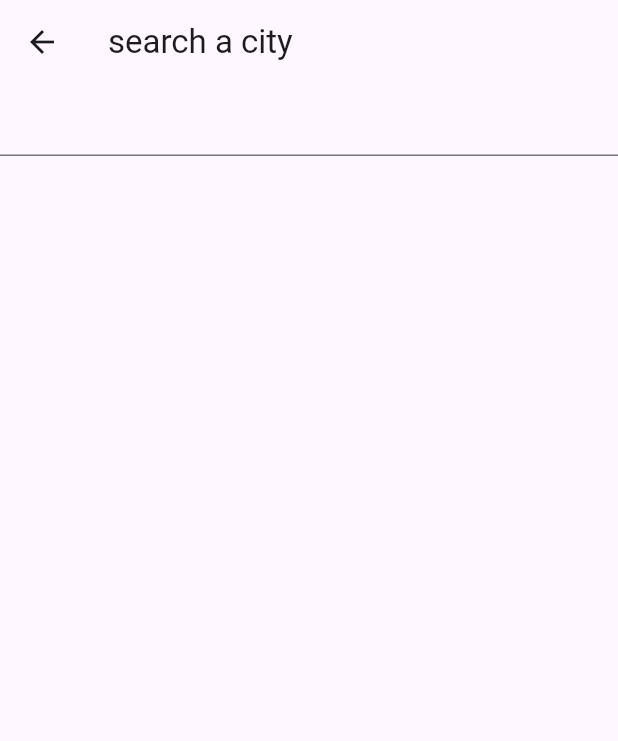
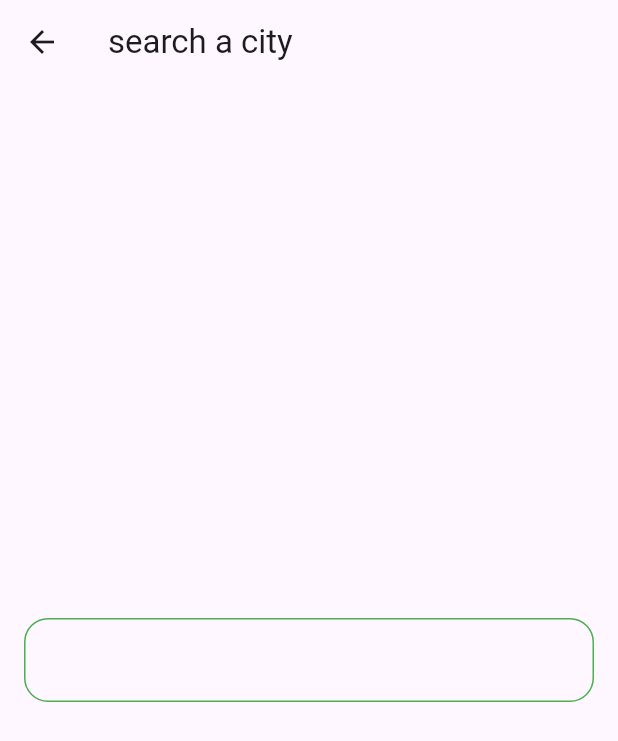
Before and after one commit to MohamedHamedAbdulhakam/weather_app, a Flutter app: the screen it shows after launch, after a tap on the "search" icon, on a phone screen of 412 x 824 dp. Shown: the top 741 px of the screen. Run offline on Flutter 3.47's test engine with Material 3 defaults, Android fonts, the phone set to English and light mode, and no system bars.

```diff
--- a/lib/views/home_view.dart
+++ b/lib/views/home_view.dart
@@ -21,7 +21,7 @@ class HomeView extends StatelessWidget {
                 ),
               );
             },
-            icon: Icon(
+            icon: const Icon(
               Icons.search,
             ),
           )
--- a/lib/views/search_view.dart
+++ b/lib/views/search_view.dart
@@ -1,4 +1,7 @@
+import 'dart:ui';
+
 import 'package:flutter/material.dart';
+import 'package:flutter/widgets.dart';
 
 class SearchView extends StatelessWidget {
   const SearchView({super.key});
@@ -9,7 +12,23 @@ class SearchView extends StatelessWidget {
       appBar: AppBar(
         title: const Text('search a city'),
       ),
-      body: TextField(),
+      body: Padding(
+        padding: EdgeInsets.symmetric(horizontal: 16.0),
+        child: Center(
+          child: TextField(
+            decoration: InputDecoration(
+              border: OutlineInputBorder(
+                borderRadius: BorderRadius.circular(16),
+                borderSide: BorderSide(color: Colors.green),
+              ),
+              enabledBorder: OutlineInputBorder(
+                borderSide: BorderSide(color: Colors.green),
+                borderRadius: BorderRadius.circular(16),
+              ),
+            ),
+          ),
+        ),
+      ),
     );
   }
 }
--- a/lib/widget/weathet_info_body.dart
+++ b/lib/widget/weathet_info_body.dart
@@ -21,7 +21,7 @@ class WeatherInfoBody extends StatelessWidget {
             Row(
               mainAxisAlignment: MainAxisAlignment.spaceBetween,
               children: [
-                //Image.asset('assets/cloudy.png'),
+                //  Image.asset('assets/cloudy.png'),
                 Text('17',
                     style:
                         TextStyle(fontWeight: FontWeight.bold, fontSize: 32)),
--- a/pubspec.yaml
+++ b/pubspec.yaml
@@ -60,7 +60,7 @@ flutter:
 
   # To add assets to your application, add an assets section, like this:
   # assets:
-  #   - assets/cloudy.jp
+  #   - assets/cloudy.png
   #   - images/a_dot_ham.jpeg
 
   # An image asset can refer to one or more resolution-specific "variants", see
```
